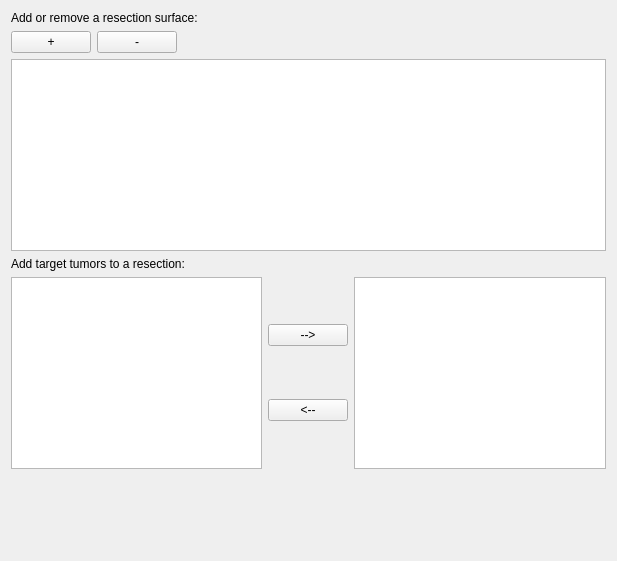
The window that ResectionPlanning/Resources/UI/qSlicerResectionPlanningSurfacesWidget.ui (TheInterventionCentre/NorMIT-Plan) describes before a commit, drawn with Qt 5.
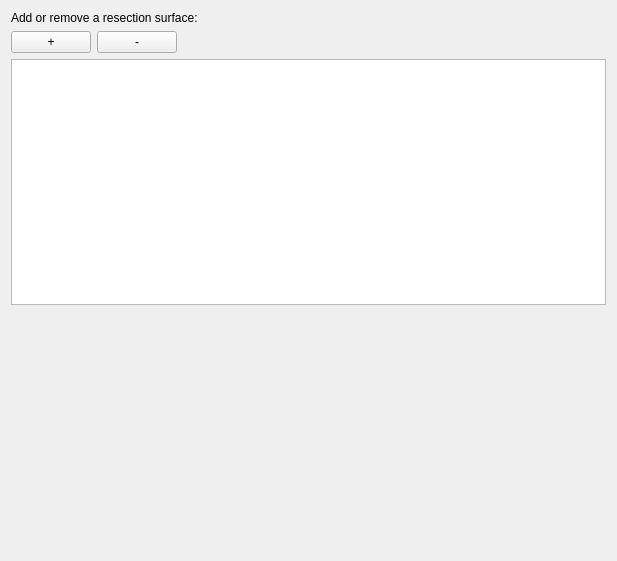
The same window after the commit.

Commit message: Refactoring to separate the tumor widget from the surfaces widget

The edit to the form file:
```diff
--- a/ResectionPlanning/Resources/UI/qSlicerResectionPlanningSurfacesWidget.ui
+++ b/ResectionPlanning/Resources/UI/qSlicerResectionPlanningSurfacesWidget.ui
@@ -55,53 +55,6 @@
    <item>
     <widget class="QListWidget" name="listResectionSurfaces"/>
    </item>
-   <item>
-    <widget class="QLabel" name="label_2">
-     <property name="text">
-      <string>Add target tumors to a resection:</string>
-     </property>
-    </widget>
-   </item>
-   <item>
-    <layout class="QHBoxLayout" name="horizontalLayout_2">
-     <item>
-      <widget class="QListWidget" name="listAvailableTumors"/>
-     </item>
-     <item>
-      <layout class="QVBoxLayout" name="verticalLayout">
-       <item>
-        <widget class="QPushButton" name="AddTumorButton">
-         <property name="text">
-          <string>--&gt;</string>
-         </property>
-         <property name="iconSize">
-          <size>
-           <width>10</width>
-           <height>10</height>
-          </size>
-         </property>
-        </widget>
-       </item>
-       <item>
-        <widget class="QPushButton" name="RemoveTumorButton">
-         <property name="text">
-          <string>&lt;--</string>
-         </property>
-         <property name="iconSize">
-          <size>
-           <width>10</width>
-           <height>10</height>
-          </size>
-         </property>
-        </widget>
-       </item>
-      </layout>
-     </item>
-     <item>
-      <widget class="QListWidget" name="listResectionTumors"/>
-     </item>
-    </layout>
-   </item>
    <item>
     <spacer name="verticalSpacer">
      <property name="orientation">
```
The commit also changes 15 other files.
